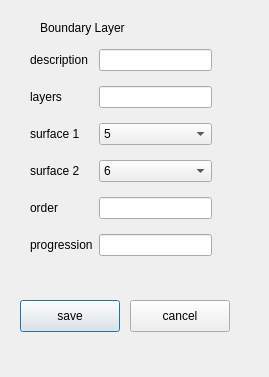
The window that bldialog.ui (Randi-f/NekMeshUI) describes before a commit, drawn with Qt 5.
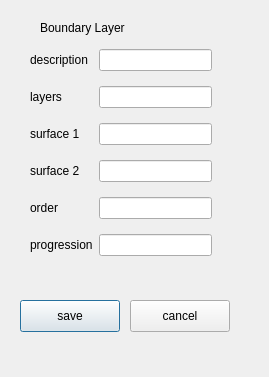
The same window after the commit.

The edit to the form file:
```diff
--- a/bldialog.ui
+++ b/bldialog.ui
@@ -46,15 +46,6 @@
     <item row="4" column="1">
      <widget class="QLineEdit" name="textOrder"/>
     </item>
-    <item row="3" column="1">
-     <widget class="QComboBox" name="combo2">
-      <item>
-       <property name="text">
-        <string>6</string>
-       </property>
-      </item>
-     </widget>
-    </item>
     <item row="5" column="1">
      <widget class="QLineEdit" name="textBlprog"/>
     </item>
@@ -82,15 +73,6 @@
       </property>
      </widget>
     </item>
-    <item row="2" column="1">
-     <widget class="QComboBox" name="combo1">
-      <item>
-       <property name="text">
-        <string>5</string>
-       </property>
-      </item>
-     </widget>
-    </item>
     <item row="3" column="0">
      <widget class="QLabel" name="label_6">
       <property name="text">
@@ -108,6 +90,12 @@
     <item row="0" column="1">
      <widget class="QLineEdit" name="textDesc"/>
     </item>
+    <item row="2" column="1">
+     <widget class="QLineEdit" name="lineSurf1"/>
+    </item>
+    <item row="3" column="1">
+     <widget class="QLineEdit" name="lineSurf2"/>
+    </item>
    </layout>
   </widget>
   <widget class="QPushButton" name="btnSave">
```
